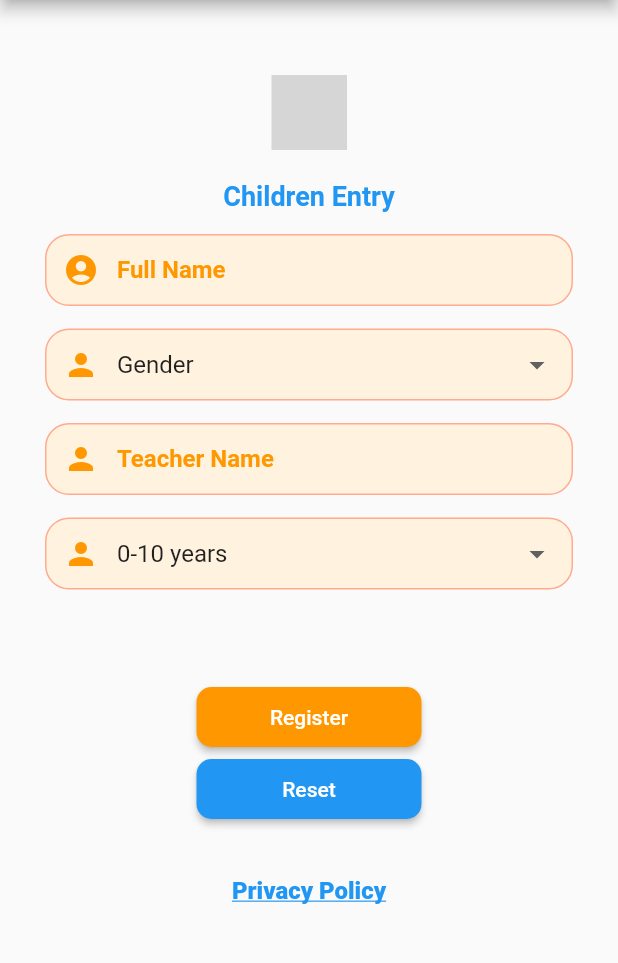
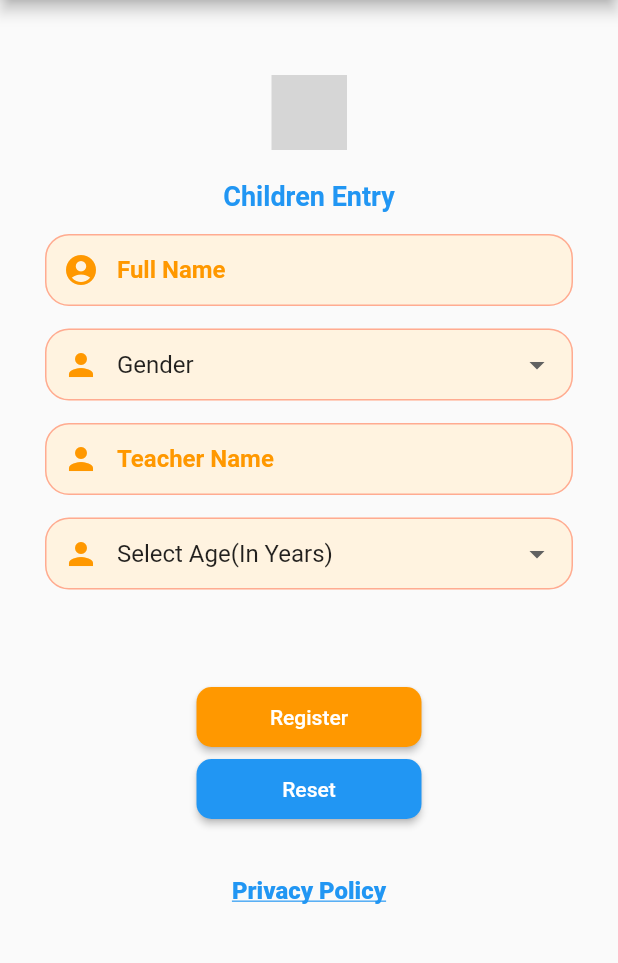
Before and after one commit to EmbarkEBS/Churchin, a Flutter app: the MenuPage screen opened directly with empty values, after a tap on "Sign-in for Children", on a phone screen of 412 x 824 dp, the part 84-1047 px from its top. Run offline on Flutter 3.47's test engine with Material 2 defaults, Android fonts, the phone set to English and light mode, and no system bars; our stand-ins replace flutter_native_splash, flutter_svg, shared_preferences, url_launcher_web, webview_flutter; missing offline and left inert: encrypt, qr_code_scanner, shared_preferences_web, stripe_sdk; accounts and stored records are empty; Roboto replaces fonts that are missing (Montserrat); project files that could hold a hidden picture were left out; grey boxes are pictures that could not be loaded.

Commit message:
updated for feedbacks

```diff
--- a/lib/ChangePwdPage.dart
+++ b/lib/ChangePwdPage.dart
@@ -388,7 +388,7 @@ class _ChangePwdPageState extends State<ChangePwdPage> {
     height: 15,
     ),
     (errtxt!="" && errtxt!=null)?Text(errtxt,
-    style: TextStyle(color: Colors.red, fontWeight: FontWeight.bold, fontSize: 12),
+    style: TextStyle(color: Colors.red, fontWeight: FontWeight.bold, fontSize: 12,),
     ):(successtxt!="")?Text(successtxt,
     style: TextStyle(color: Colors.green, fontWeight: FontWeight.bold, fontSize: 12),
     ):Text("",
--- a/lib/CheckoutPage.dart
+++ b/lib/CheckoutPage.dart
@@ -52,7 +52,7 @@ class _CheckoutPageState extends State<CheckoutPage> {
               children: [
                 CardForm(
                     formKey: formKey,
-                    card: card
+                  card: card
                 ),
                 Container(
                   child: ElevatedButton(
--- a/lib/MenuPage.dart
+++ b/lib/MenuPage.dart
@@ -316,15 +316,15 @@ class _MenuPageState extends State<MenuPage> {
                     ],
                   ),
                   Column(
-                    crossAxisAlignment: CrossAxisAlignment.start,
+                    crossAxisAlignment: CrossAxisAlignment.center,
                     mainAxisAlignment: MainAxisAlignment.center,
                     children: [
                     (errtxt!="" && errtxt!=null)?Text(errtxt,
-    style: TextStyle(color: Colors.red, fontWeight: FontWeight.bold, fontSize: 12),
+    style: TextStyle(color: Colors.red, fontWeight: FontWeight.bold, fontSize: 15),textAlign: TextAlign.center
     ):(successtxt!="")?Text(successtxt,
-    style: TextStyle(color: Colors.green, fontWeight: FontWeight.bold, fontSize: 12),
+    style: TextStyle(color: Colors.green, fontWeight: FontWeight.bold, fontSize: 15),textAlign: TextAlign.center
     ):Text("",
-    style: TextStyle(color: Colors.white, fontWeight: FontWeight.bold, fontSize: 18),
+    style: TextStyle(color: Colors.white, fontWeight: FontWeight.bold, fontSize: 15),textAlign: TextAlign.center
     ),
     SizedBox(
     height: 10,
@@ -567,10 +567,10 @@ class _MenuPageState extends State<MenuPage> {
                       Helper.type="2";
                       Navigator.pushNamed(context, "/scanner");
                     }, */
-                        onPressed: () async {
+                        onPressed: ()  {
                           Helper.type="4";
-                          //Navigator.pushNamed(context, "/register",arguments: eventid);
-                          DateTime now = DateTime.now();
+                          Navigator.pushNamed(context, "/register",arguments: eventid);
+                          /*DateTime now = DateTime.now();
                           DateFormat formatter = DateFormat('M/d/y');
                           String formatted = formatter.format(now);
                           DateFormat formatter1 = DateFormat('jm');
@@ -631,7 +631,7 @@ class _MenuPageState extends State<MenuPage> {
 
                             });
 
-                          }
+                          }*/
                         },
                         child: Text(
                             "Event Entry"
@@ -712,7 +712,7 @@ class _MenuPageState extends State<MenuPage> {
 
                         },
                         child: Text(
-                            "Gift"
+                            "Giving/Gift"
                         ),
                         style: ElevatedButton.styleFrom(
                           primary: Colors.orangeAccent.shade200,
--- a/lib/ProfileEditPage.dart
+++ b/lib/ProfileEditPage.dart
@@ -105,7 +105,7 @@ class _ProfileEditPageState extends State<ProfileEditPage> {
   }
   @override
   Widget build(BuildContext context) {
-   // final eventid = ModalRoute.of(context)!.settings.arguments as Map<String,dynamic>;
+    //final eventid = ModalRoute.of(context)!.settings.arguments as Map<String,dynamic>;
 print("fbgnbgn"+widget.eventid.toString());
     return Scaffold(
       resizeToAvoidBottomInset: false,
--- a/lib/RegisterPage.dart
+++ b/lib/RegisterPage.dart
@@ -78,10 +78,23 @@ class _RegisterPageState extends State<RegisterPage> {
     'Instagram',
   ];
   String teacher="";
-  String classgroup = '0-10 years';
+  String classgroup = 'Select Age(In Years)';
   var items4 = [
-    '0-10 years',
-    'Optional',
+    'Select Age(In Years)',
+    '0',
+    '1',
+    '2',
+    '3',
+    '4',
+    '5',
+    '6',
+    '7',
+    '8',
+    '9',
+    '10',
+    '11',
+    '12',
+    //'Optional',
    /* '9-12 years',
     '13-18 years',
     '19-25 years',*/
@@ -444,7 +457,7 @@ class _RegisterPageState extends State<RegisterPage> {
     DropdownButtonFormField(
     value: classgroup,
     validator: (value) {
-    if (value == null || value=="-") {
+    if (value == null || value=="Select Age(In Years)") {
     return 'Please select age';
     }
     return null;
@@ -547,7 +560,7 @@ class _RegisterPageState extends State<RegisterPage> {
     errtxt="";
     _formkey_1.currentState!.reset();
     _fullnamecontroller.clear();
-    classgroup="0-10 years";
+    classgroup="Select Age(In Years)";
     _teachercontroller.clear();
     _gender='Gender';
     });
@@ -598,7 +611,7 @@ class _RegisterPageState extends State<RegisterPage> {
     setState(()
     {
     _fullnamecontroller.clear();
-    classgroup="0-10 years";
+    classgroup="Select Age(In Years)";
     _teachercontroller.clear();
     _gender='Gender';
     });
```
Also changed, not shown: lib/OfferingPage.dart (+5 -3 lines).
